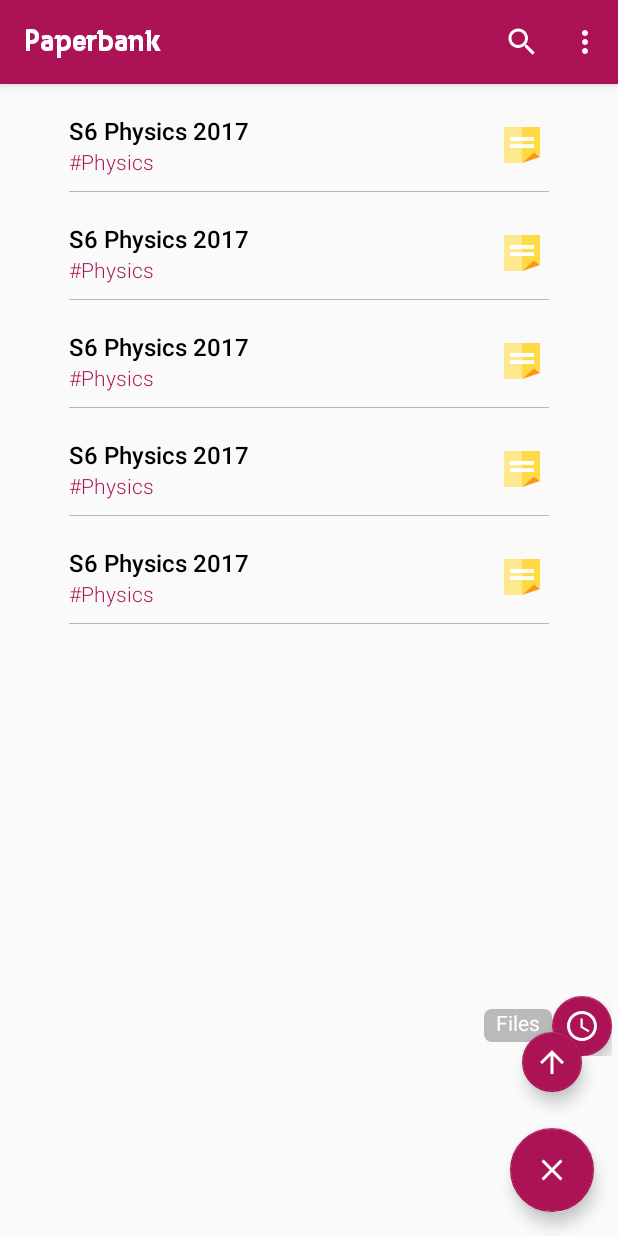
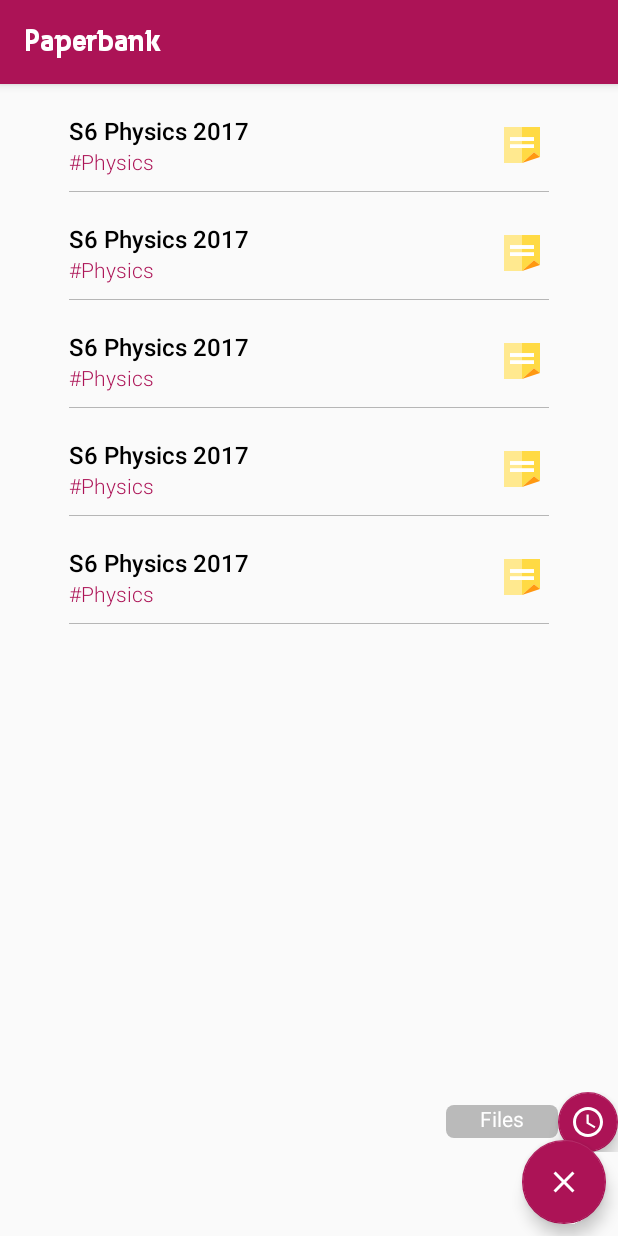
Before and after one commit to igorofainc/paperbank-android, an Android app: the PaperBankMainActivity screen opened directly, with no data from a screen before it, after a tap on an icon or button, on a phone screen of 412 x 824 dp. Run offline under Robolectric (Android 15) with nearby library versions, the phone set to English and light mode, and no system bars; our stand-ins replace RxJava.

Commit message:
disabled search, upload

```diff
--- a/app/src/main/java/com/igorofa/paperbank/paperbank/PaperAdapter.java
+++ b/app/src/main/java/com/igorofa/paperbank/paperbank/PaperAdapter.java
@@ -13,7 +13,6 @@ import android.view.ViewGroup;
 import android.widget.TextView;
 import android.widget.Toast;
 
-import com.igorofa.paperbank.paperbank.mock.MockPapers;
 import com.igorofa.paperbank.paperbank.models.ClickedPaper;
 import com.igorofa.paperbank.paperbank.models.Paper;
 import com.igorofa.paperbank.paperbank.viewModels.IViewModel;
@@ -39,10 +38,10 @@ public class PaperAdapter extends RecyclerView.Adapter<PaperAdapter.PaperViewHol
     IViewModel mViewModel;
     CompositeDisposable mCompositeDisposable;
 
-    public PaperAdapter(Context context, @NonNull IViewModel viewModel) {
+    public PaperAdapter(Context context, @NonNull IViewModel viewModel, List<Paper> papers) {
         super();
 
-        mPapers = MockPapers.setUpMockPapers();
+        mPapers = papers;
         mContext = context;
         mViewModel = viewModel;
 
--- a/app/src/main/java/com/igorofa/paperbank/paperbank/activities/PaperBankFilesActivity.java
+++ b/app/src/main/java/com/igorofa/paperbank/paperbank/activities/PaperBankFilesActivity.java
@@ -30,7 +30,7 @@ public class PaperBankFilesActivity extends AbstractToolbarActivity {
         super.onCreate(savedInstanceState);
         mRecentActivityViewModel = ((PaperBankApp)getApplicationContext()).getRecentActivityViewModel();
 
-        mPaperAdapter = new PaperAdapter(this, mRecentActivityViewModel);
+        mPaperAdapter = new PaperAdapter(this, mRecentActivityViewModel, mRecentActivityViewModel.getPapers());
         mRecyclerView.setAdapter(mPaperAdapter);
 
         if (getSupportActionBar() != null){
--- a/app/src/main/java/com/igorofa/paperbank/paperbank/activities/PaperBankMainActivity.java
+++ b/app/src/main/java/com/igorofa/paperbank/paperbank/activities/PaperBankMainActivity.java
@@ -3,9 +3,6 @@ package com.igorofa.paperbank.paperbank.activities;
 import android.content.Intent;
 import android.graphics.Typeface;
 import android.os.Bundle;
-import android.support.design.widget.FloatingActionButton;
-import android.view.Menu;
-import android.view.MenuItem;
 import android.view.View;
 import android.widget.TextView;
 import android.widget.Toast;
@@ -28,7 +25,7 @@ public class PaperBankMainActivity extends AbstractToolbarActivity {
     CompositeDisposable mCompositeDisposable;
     ToggleFloatingActionButton mainFloatingActionButton;
 
-    FloatingActionButton uploadFileFloatingActionButton;
+//    FloatingActionButton uploadFileFloatingActionButton;
     FloatingActionButtonWithHintText recentFilesFloatingActionButton;
 
     PaperAdapter mPaperAdapter;
@@ -43,7 +40,7 @@ public class PaperBankMainActivity extends AbstractToolbarActivity {
         super.onCreate(savedInstanceState);
         mMainActivityViewModel = ((PaperBankApp)getApplicationContext()).getMainActivityViewModel();
 
-        mPaperAdapter = new PaperAdapter(this, mMainActivityViewModel);
+        mPaperAdapter = new PaperAdapter(this, mMainActivityViewModel,mMainActivityViewModel.getPapers());
         mRecyclerView.setAdapter(mPaperAdapter);
 
         if (getSupportActionBar() != null) {
@@ -58,7 +55,7 @@ public class PaperBankMainActivity extends AbstractToolbarActivity {
 
         mainFloatingActionButton = (ToggleFloatingActionButton) findViewById(R.id.floating_button);
 
-        uploadFileFloatingActionButton = (FloatingActionButton) findViewById(R.id.upload_file_floating_button);
+//        uploadFileFloatingActionButton = (FloatingActionButton) findViewById(R.id.upload_file_floating_button);
         recentFilesFloatingActionButton = (FloatingActionButtonWithHintText) findViewById(R.id.recent_files_floating_button);
         recentFilesFloatingActionButton.setImageSrcRes(R.drawable.ic_recent_files); // set image src manually...setting through xml had issues
     }
@@ -75,10 +72,10 @@ public class PaperBankMainActivity extends AbstractToolbarActivity {
                     .subscribe(aBoolean -> {
                         if (aBoolean){
                             Toast.makeText(this, "The Fab is Open", Toast.LENGTH_SHORT).show();
-                            uploadFileFloatingActionButton.setVisibility(View.VISIBLE);
+//                            uploadFileFloatingActionButton.setVisibility(View.VISIBLE);
                             recentFilesFloatingActionButton.setVisibility(View.VISIBLE);
                         }else {
-                            uploadFileFloatingActionButton.setVisibility(View.GONE);
+//                            uploadFileFloatingActionButton.setVisibility(View.GONE);
                             recentFilesFloatingActionButton.setVisibility(View.GONE);
                         }
                     }));
@@ -113,26 +110,26 @@ public class PaperBankMainActivity extends AbstractToolbarActivity {
         unbind();
     }
 
-    @Override
-    public boolean onCreateOptionsMenu(Menu menu) {
-        // Inflate the menu; this adds items to the action bar if it is present.
-        getMenuInflater().inflate(R.menu.menu_paper_bank_main, menu);
+//    @Override
+//    public boolean onCreateOptionsMenu(Menu menu) {
+//        // Inflate the menu; this adds items to the action bar if it is present.
+//        getMenuInflater().inflate(R.menu.menu_paper_bank_main, menu);
+//
+//        return true;
+//    }
 
-        return true;
-    }
-
-    @Override
-    public boolean onOptionsItemSelected(MenuItem item) {
-        // Handle action bar item clicks here. The action bar will
-        // automatically handle clicks on the Home/Up button, so long
-        // as you specify a parent activity in AndroidManifest.xml.
-        int id = item.getItemId();
-
-        //noinspection SimplifiableIfStatement
-        if (id == R.id.action_settings) {
-            return true;
-        }
-
-        return super.onOptionsItemSelected(item);
-    }
+//    @Override
+//    public boolean onOptionsItemSelected(MenuItem item) {
+//        // Handle action bar item clicks here. The action bar will
+//        // automatically handle clicks on the Home/Up button, so long
+//        // as you specify a parent activity in AndroidManifest.xml.
+//        int id = item.getItemId();
+//
+//        //noinspection SimplifiableIfStatement
+//        if (id == R.id.action_settings) {
+//            return true;
+//        }
+//
+//        return super.onOptionsItemSelected(item);
+//    }
 }
--- a/app/src/main/java/com/igorofa/paperbank/paperbank/viewModels/IViewModel.java
+++ b/app/src/main/java/com/igorofa/paperbank/paperbank/viewModels/IViewModel.java
@@ -1,6 +1,9 @@
 package com.igorofa.paperbank.paperbank.viewModels;
 
 import com.igorofa.paperbank.paperbank.models.ClickedPaper;
+import com.igorofa.paperbank.paperbank.models.Paper;
+
+import java.util.List;
 
 import io.reactivex.Completable;
 
@@ -10,4 +13,6 @@ import io.reactivex.Completable;
 
 public interface IViewModel {
     Completable getFile(ClickedPaper paper) ;
+
+    List<Paper> getPapers();
 }
--- a/app/src/main/java/com/igorofa/paperbank/paperbank/viewModels/PBMainActivityViewModel.java
+++ b/app/src/main/java/com/igorofa/paperbank/paperbank/viewModels/PBMainActivityViewModel.java
@@ -4,6 +4,7 @@ import android.os.Environment;
 import android.util.Log;
 
 import com.igorofa.paperbank.paperbank.PBDataModel;
+import com.igorofa.paperbank.paperbank.mock.MockPapers;
 import com.igorofa.paperbank.paperbank.models.ClickedPaper;
 import com.igorofa.paperbank.paperbank.models.Paper;
 
@@ -82,6 +83,11 @@ public class PBMainActivityViewModel implements IViewModel {
                 .observeOn(AndroidSchedulers.mainThread());
     }
 
+    @Override
+    public List<Paper> getPapers() {
+        return MockPapers.setUpMockPapers();
+    }
+
     /**
      * This method is purely for testing MUST remove it later
      * @param paper
--- a/app/src/main/java/com/igorofa/paperbank/paperbank/viewModels/PBRecentActivityViewModel.java
+++ b/app/src/main/java/com/igorofa/paperbank/paperbank/viewModels/PBRecentActivityViewModel.java
@@ -3,9 +3,12 @@ package com.igorofa.paperbank.paperbank.viewModels;
 import android.os.Environment;
 
 import com.igorofa.paperbank.paperbank.PBDataModel;
+import com.igorofa.paperbank.paperbank.mock.MockPapers;
 import com.igorofa.paperbank.paperbank.models.ClickedPaper;
+import com.igorofa.paperbank.paperbank.models.Paper;
 
 import java.io.File;
+import java.util.List;
 
 import io.reactivex.Completable;
 import io.reactivex.android.schedulers.AndroidSchedulers;
@@ -38,6 +41,17 @@ public class PBRecentActivityViewModel implements IViewModel{
                 .ignoreElements();
     }
 
+    @Override
+    public List<Paper> getPapers() {
+        List<Paper> paperList = MockPapers.setUpMockPapers();
+
+        for (Paper paper:paperList) {
+            if (paper.getLocalFileUrl() == null){
+                paperList.remove(paper);
+            }
+        }
+        return paperList;
+    }
 
 
     private File createFile(long paperId){
--- a/app/src/main/java/com/igorofa/paperbank/paperbank/views/HintTextBoxView.java
+++ b/app/src/main/java/com/igorofa/paperbank/paperbank/views/HintTextBoxView.java
@@ -14,6 +14,8 @@ import android.util.TypedValue;
 import android.view.View;
 
 import com.igorofa.paperbank.paperbank.R;
+
+import static android.R.attr.startY;
 
 /**
  * Created by laz on 13/03/17.
@@ -71,7 +73,7 @@ public class HintTextBoxView extends View {
             hintText = atp.getString(R.styleable.HintTextBoxView_text);
         }
         if (atp.hasValue(R.styleable.HintTextBoxView_textSize)){
-            textSize = atp.getDimensionPixelSize(R.styleable.HintTextBoxView_textSize, (int) defaultTextSize);
+            textSize = atp.getDimensionPixelSize(R.styleable.HintTextBoxView_textSize, Math.round(defaultTextSize));
         }else {
             textSize = defaultTextSize;
         }
@@ -81,7 +83,7 @@ public class HintTextBoxView extends View {
         hintTextPaint = new TextPaint(Paint.ANTI_ALIAS_FLAG);
         hintTextPaint.setColor(Color.WHITE);
         hintTextPaint.setTextSize(textSize);
-        hintTextPaint.setTextAlign(Paint.Align.CENTER);
+//        hintTextPaint.setTextAlign(Paint.Align.CENTER);
 
         mRadius = DEFAULT_RECT_RADIUS * context.getResources().getDisplayMetrics().density;
 
@@ -113,7 +115,7 @@ public class HintTextBoxView extends View {
         float textWidth = hintTextPaint.measureText(hintText);
         float textHeight = hintTextPaint.getFontMetrics().bottom + hintTextPaint.getFontMetrics().top * -1;
 
-        float width = textWidth + paddingWidth;
+        float width = textWidth * 2 + paddingWidth;
         float height = textHeight + paddingHeight;
 
         setMeasuredDimension(resolveSize((int) width, widthMeasureSpec), resolveSize((int) height, heightMeasureSpec));
@@ -123,8 +125,11 @@ public class HintTextBoxView extends View {
     @Override
     protected void onDraw(Canvas canvas) {
 //        float startX = padding_left_px;
-        float startX = padding_left_px + getPaddingLeft() + hintTextPaint.measureText(hintText) * 0.5f;
+//        float startX = padding_left_px + getPaddingLeft() + hintTextPaint.measureText(hintText) * 0.5f;
         float startY =  padding_top_px + getPaddingTop() + hintTextPaint.getFontMetrics().ascent * -1;
+
+        float startX = (canvas.getWidth() * 0.5f) - (hintTextPaint.measureText(hintText) * 0.5f);
+//        float startY= canvas.getHeight() * 0.6f;
 
         canvas.drawText(hintText, startX, startY, hintTextPaint);
     }
--- a/app/src/main/res/layout/activity_main_paper_bank.xml
+++ b/app/src/main/res/layout/activity_main_paper_bank.xml
@@ -26,29 +26,27 @@
         app:rippleColor="@color/ripple_fab_color"
         app:srcCompat="@drawable/ic_add_white"/>
 
-    <android.support.design.widget.FloatingActionButton
-        android:id="@+id/upload_file_floating_button"
-        android:layout_width="wrap_content"
-        android:layout_height="wrap_content"
-        android:layout_gravity="end|bottom"
-        android:layout_margin="@dimen/mini_fab_margin"
-        android:translationY="@dimen/mini_fab_first_translation_y"
-        app:backgroundTint="@color/fab_color_tint"
-        app:borderWidth="0.5dp"
-        app:elevation="6dp"
-        app:fabSize="mini"
-        app:pressedTranslationZ="12dp"
-        app:rippleColor="@color/ripple_fab_color"
-        app:srcCompat="@drawable/ic_arrow_upward_white_24"/>
+    <!--<android.support.design.widget.FloatingActionButton-->
+        <!--android:id="@+id/upload_file_floating_button"-->
+        <!--android:layout_width="wrap_content"-->
+        <!--android:layout_height="wrap_content"-->
+        <!--android:layout_gravity="end|bottom"-->
+        <!--android:layout_margin="@dimen/mini_fab_margin"-->
+        <!--android:translationY="@dimen/mini_fab_first_translation_y"-->
+        <!--app:backgroundTint="@color/fab_color_tint"-->
+        <!--app:borderWidth="0.5dp"-->
+        <!--app:elevation="6dp"-->
+        <!--app:fabSize="mini"-->
+        <!--app:pressedTranslationZ="12dp"-->
+        <!--app:rippleColor="@color/ripple_fab_color"-->
+        <!--app:srcCompat="@drawable/ic_arrow_upward_white_24"/>-->
 
     <com.igorofa.paperbank.paperbank.views.FloatingActionButtonWithHintText
         android:id="@+id/recent_files_floating_button"
         android:layout_width="wrap_content"
         android:layout_height="wrap_content"
         android:layout_gravity="end|bottom"
-        android:paddingRight="4dp"
-        android:paddingLeft="4dp"
-        android:translationY="-120dp"
+        android:translationY="-56dp"
         app:hintText="Files"
         app:srcActionCompat="@drawable/ic_recent_files"/>
 </android.support.design.widget.CoordinatorLayout>
--- a/app/src/main/res/layout/toolbar.xml
+++ b/app/src/main/res/layout/toolbar.xml
@@ -30,11 +30,11 @@
                 android:textSize="@dimen/action_bar_text_size"
                 tools:text="@string/app_name"/>
 
-            <android.support.v7.widget.SearchView
-                android:id="@+id/toolbar_search_view"
-                android:layout_width="wrap_content"
-                android:layout_height="wrap_content"
-                android:layout_gravity="end"/>
+            <!--<android.support.v7.widget.SearchView-->
+                <!--android:id="@+id/toolbar_search_view"-->
+                <!--android:layout_width="wrap_content"-->
+                <!--android:layout_height="wrap_content"-->
+                <!--android:layout_gravity="end"/>-->
         </FrameLayout>
     </android.support.v7.widget.Toolbar>
 
--- a/app/src/main/res/values/dimens.xml
+++ b/app/src/main/res/values/dimens.xml
@@ -2,11 +2,11 @@
     <!-- Default screen margins, per the Android Design guidelines. -->
     <dimen name="activity_horizontal_margin">16dp</dimen>
     <dimen name="activity_vertical_margin">16dp</dimen>
-    <dimen name="fab_margin">16dp</dimen>
+    <dimen name="fab_margin">8dp</dimen>
     <dimen name="action_bar_text_size">20sp</dimen>
     <dimen name="padding_text">16dp</dimen>
     <dimen name="divider_left_right_margin">10dp</dimen>
-    <dimen name="mini_fab_margin">24dp</dimen>
+    <dimen name="mini_fab_margin">16dp</dimen>
     <dimen name="mini_fab_first_translation_y">-72dp</dimen>
     <item name="divider_height" type="dimen">0.5dp</item>
 </resources>
```
